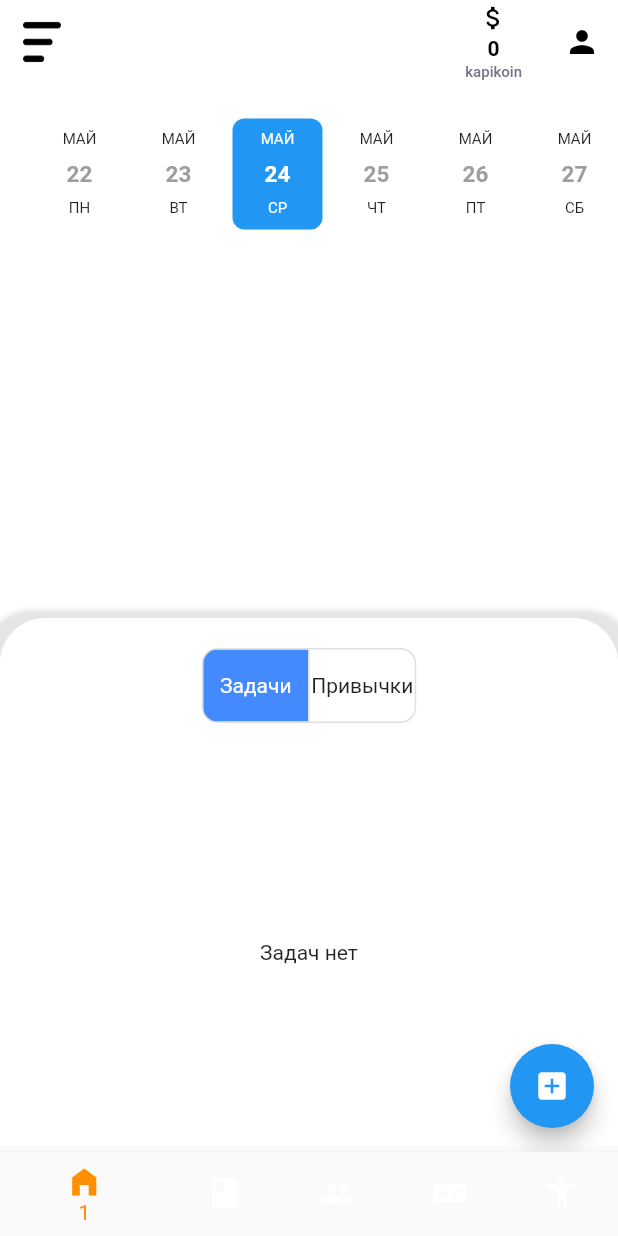
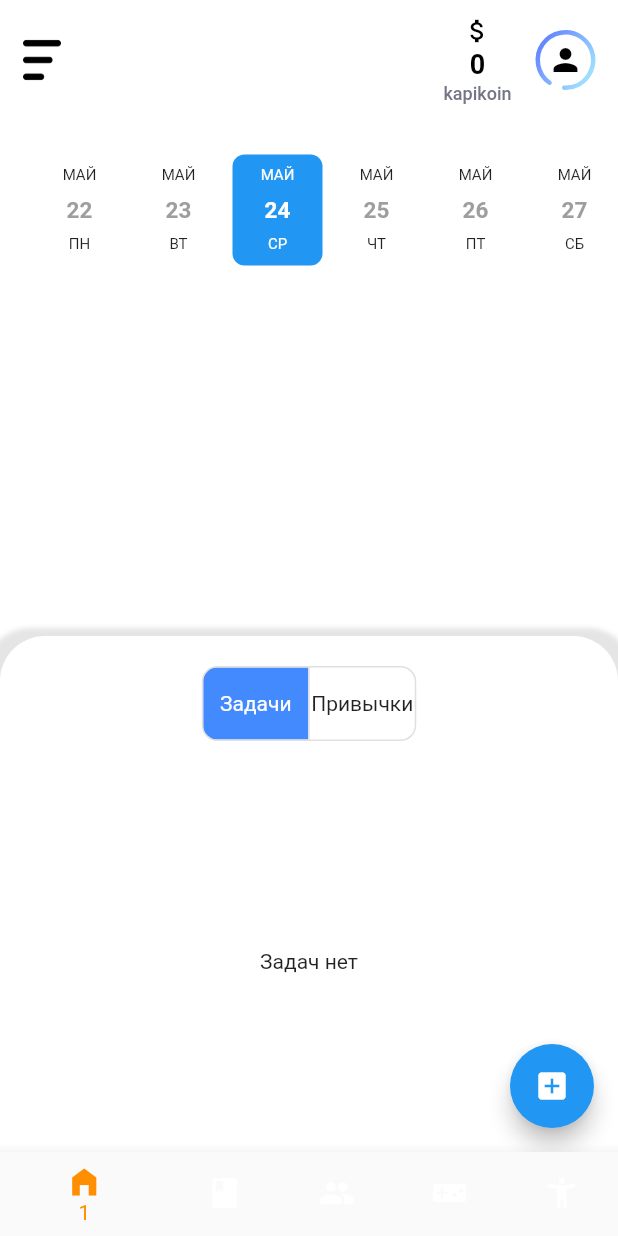
Before and after one commit to Kysska/Tasky_Flutter, a Flutter app: the Bar screen opened directly with empty values, on a phone screen of 412 x 824 dp. Run offline on Flutter 3.47's test engine with Material 2 defaults, Android fonts, the phone set to English and light mode, and no system bars; drawn by our look-alikes of date_picker_timeline, percent_indicator; our stand-ins replace cloud_firestore, firebase_core, firebase_storage, flutter_tags, image_picker and 3 more; missing offline and left inert: bcrypt, dart:ffi, flutter_quill; accounts and stored records are empty.

Commit message:
Доделал верхнюю часть AppBar

```diff
--- a/lib/main.dart
+++ b/lib/main.dart
@@ -9,6 +9,7 @@ import 'package:tasky_flutter/presentation/note.dart';
 import 'package:tasky_flutter/presentation/person.dart';
 import 'package:tasky_flutter/presentation/signin.dart';
 import 'package:tasky_flutter/vidgets/options.dart';
+import 'package:percent_indicator/percent_indicator.dart';
 
 import 'data/userdatabase.dart';
 import 'firebase_options.dart';
@@ -77,6 +78,7 @@ class _BottomBarState extends State<Bar> {
   Widget build(BuildContext context) {
     return Scaffold(
       appBar: AppBar(
+        toolbarHeight: 80,
         backgroundColor: Colors.white,
         elevation: 0,
         leading: Builder(
@@ -94,12 +96,42 @@ class _BottomBarState extends State<Bar> {
           },
         ),
         actions: [
-          IconButton(
-            icon: Icon(
-              Icons.person,
-              color: Colors.black,
+          Padding(
+            padding: EdgeInsets.only(right: 15),
+            child: Container(
+              width: 40,
+              height: 40,
+              child: Stack(
+                alignment: Alignment.center,
+                children: [
+                  Transform.rotate(
+                    angle: -145 * 3.1415927 / 180, // Поворот на 75 градусов
+                    child: CircularPercentIndicator(
+                      radius: 20,
+                      lineWidth: 3.0,
+                      percent: 0.91,
+                      linearGradient: LinearGradient(
+                        colors: [
+                          Color(0xFF9FDDFF),
+                          Color(0xFF6688FF),
+                        ],
+                        begin: Alignment.centerLeft,
+                        end: Alignment.centerRight,
+                      ),
+                      backgroundColor: Colors.transparent,
+                      circularStrokeCap: CircularStrokeCap.round,
+                    ),
+                  ),
+                  IconButton(
+                    icon: Icon(
+                      Icons.person,
+                      color: Colors.black,
+                    ),
+                    onPressed: _onProfileIconPressed,
+                  ),
+                ],
+              ),
             ),
-            onPressed: _onProfileIconPressed,
           ),
         ],
 
@@ -120,7 +152,7 @@ class _BottomBarState extends State<Bar> {
                   style: TextStyle(
                     color: Colors.black,
                     fontWeight: FontWeight.bold,
-                    fontSize: 14,
+                    fontSize: 18,
                   ),
                 ),
                 const SizedBox(height: 2),
@@ -128,7 +160,7 @@ class _BottomBarState extends State<Bar> {
                   'kapikoin',
                   style: TextStyle(
                     color: Color(0xFF747686),
-                      fontSize: 10,
+                      fontSize: 12,
                   ),
                 ),
               ],
--- a/pubspec.yaml
+++ b/pubspec.yaml
@@ -35,6 +35,7 @@ dependencies:
   # The following adds the Cupertino Icons font to your application.
   # Use with the CupertinoIcons class for iOS style icons.
   cupertino_icons: ^1.0.2
+  percent_indicator: ^4.0.1
   sqflite:
   intl:
   path_provider:
```
Also changed, not shown: pubspec.lock.
